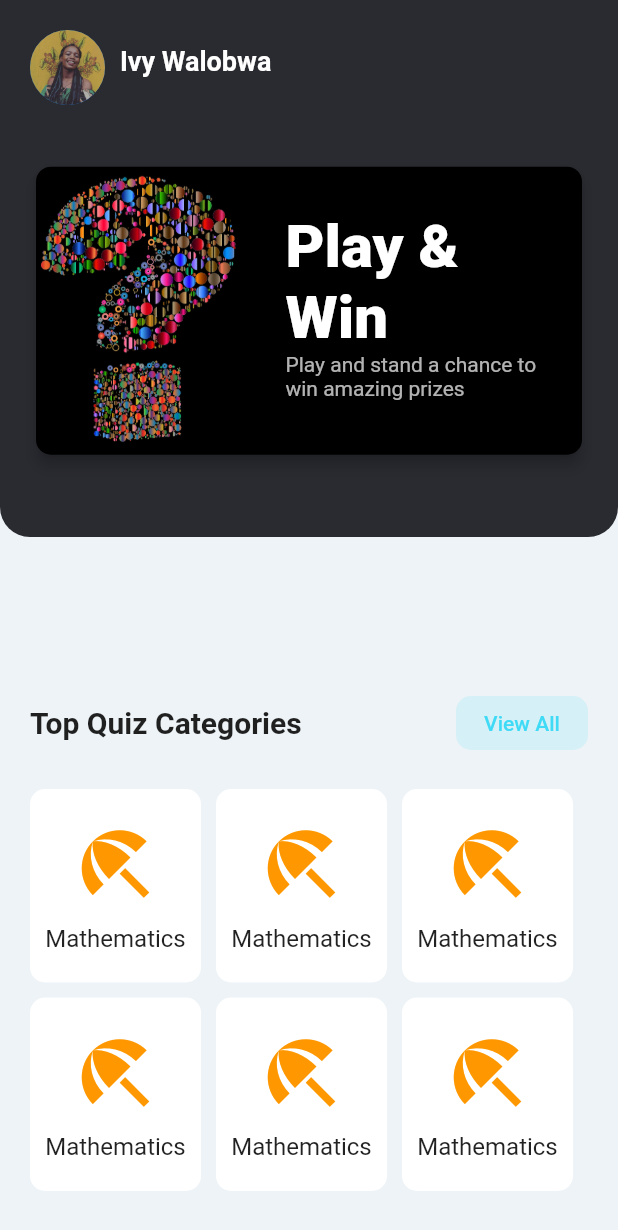
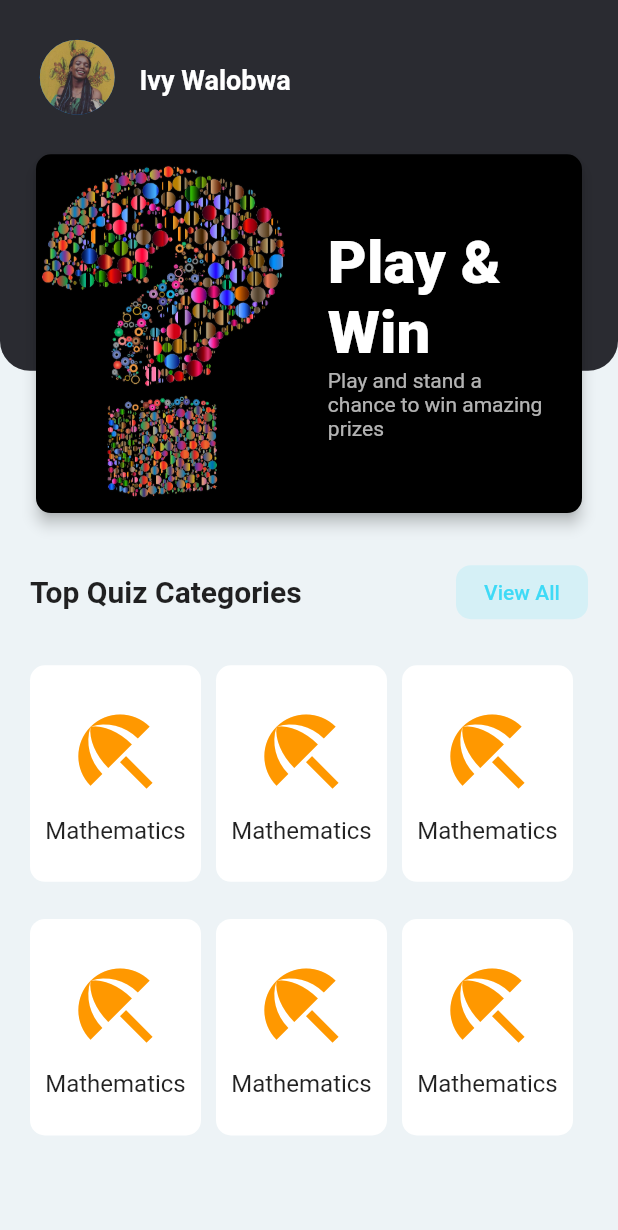
Before and after one commit to Ivy-Walobwa/trivia_crush, a Flutter app: the screen it shows after launch, on a phone screen of 412 x 824 dp. Shown: the top 1230 px of the screen. Run offline on Flutter 3.47's test engine with Material 2 defaults, Android fonts, the phone set to English and light mode, and no system bars.

Commit message:
add responsiveness

```diff
--- a/lib/components/overlay_card.dart
+++ b/lib/components/overlay_card.dart
@@ -11,11 +11,11 @@ class OverlayCard extends StatelessWidget {
     return Container(
       alignment: Alignment.topRight,
       padding: EdgeInsets.only(
-          top: MediaQuery.of(context).size.height * .13,
+          top: MediaQuery.of(context).size.height * .12,
           right: 20.0,
           left: 20.0),
       child: Container(
-        height: 200.0,
+        height: MediaQuery.of(context).size.height * .30,
         width: MediaQuery.of(context).size.width,
         child: Card(
           color: Colors.black,
@@ -29,8 +29,9 @@ class OverlayCard extends StatelessWidget {
               Image.asset('images/question.png',),
               Expanded(
                 child: Container(
-                  margin: EdgeInsets.all(30.0),
+                  margin: EdgeInsets.all(MediaQuery.of(context).size.height * .03),
                   child: Column(
+                    mainAxisAlignment: MainAxisAlignment.center,
                     children: <Widget>[
                       Text(
                       'Play & Win',
--- a/lib/components/reusable_card.dart
+++ b/lib/components/reusable_card.dart
@@ -9,8 +9,8 @@ class ReusableCard extends StatelessWidget {
   Widget build(BuildContext context) {
     return Expanded(
       child: Container(
-        margin: EdgeInsets.only(right: 10.0, bottom: 10.0),
-        padding: EdgeInsets.symmetric(vertical: 20.0, horizontal: 5.0),
+        margin: EdgeInsets.only(right: 10.0),
+        padding: EdgeInsets.symmetric(vertical:  MediaQuery.of(context).size.height * .03, horizontal: MediaQuery.of(context).size.height * .01),
         decoration: BoxDecoration(
           color: Colors.white,
           borderRadius: BorderRadius.circular(10.0),
@@ -20,7 +20,7 @@ class ReusableCard extends StatelessWidget {
           children: <Widget>[
             Icon(
               Icons.beach_access,
-              size: 60.0,
+              size: MediaQuery.of(context).size.height * .08,
               color: Colors.orange,
             ),
             SizedBox(height: 10.0,),
--- a/lib/screens/home_screen.dart
+++ b/lib/screens/home_screen.dart
@@ -14,8 +14,8 @@ class HomeScreen extends StatelessWidget {
             children: <Widget>[
               Column(
                 children: <Widget>[
-                  Expanded(
-                    child: Container(
+                  Container(
+                    height:  MediaQuery.of(context).size.height * .30,
                     decoration: BoxDecoration(
                       color: blackColor,
                       borderRadius: BorderRadius.only(
@@ -28,14 +28,14 @@ class HomeScreen extends StatelessWidget {
                       crossAxisAlignment: CrossAxisAlignment.start,
                       children: <Widget>[
                         Container(
-                            padding: EdgeInsets.all(10.0),
+                          padding: EdgeInsets.all(MediaQuery.of(context).size.height * .02),
                           child: CircleAvatar(
                             radius: 25.0,
                             backgroundImage: AssetImage('images/profile.jpg'),
                           ),
                         ),
                         Container(
-                            padding: EdgeInsets.only( top:20.0),
+                          padding: EdgeInsets.only( top: MediaQuery.of(context).size.height * .04),
                           child: Text(
                             'Ivy Walobwa',
                             style: TextStyle(
@@ -48,15 +48,14 @@ class HomeScreen extends StatelessWidget {
                       ],
                     ),
                   ),
-                  ),
                   Container(
-                    margin: EdgeInsets.all(20.0),
+                    margin: EdgeInsets.symmetric(horizontal: 20.0,),
                     child: Column(
                       children: <Widget>[
                         Container(
                           margin: EdgeInsets.only(
-                            top: 80.0,
-                            bottom: 20.0,
+                            top:  MediaQuery.of(context).size.height * .15,
+                            bottom: MediaQuery.of(context).size.height * .03,
                           ),
                           child: Row(
                             mainAxisAlignment: MainAxisAlignment.spaceBetween,
@@ -82,13 +81,16 @@ class HomeScreen extends StatelessWidget {
                         ),
                         Column(
                           children: <Widget>[
-                            Row(
+                            Container(
+                              margin: EdgeInsets.only(bottom: MediaQuery.of(context).size.height * .03),
+                              child: Row(
                                 mainAxisAlignment: MainAxisAlignment.spaceEvenly,
                                 children: <Widget>[
                                   ReusableCard(),
                                   ReusableCard(),
                                   ReusableCard(),
                                 ],
+                              ),
                             ),
                             Row(
                               mainAxisAlignment: MainAxisAlignment.spaceEvenly,
```
Lines whose indentation alone changed are shown as unchanged.
